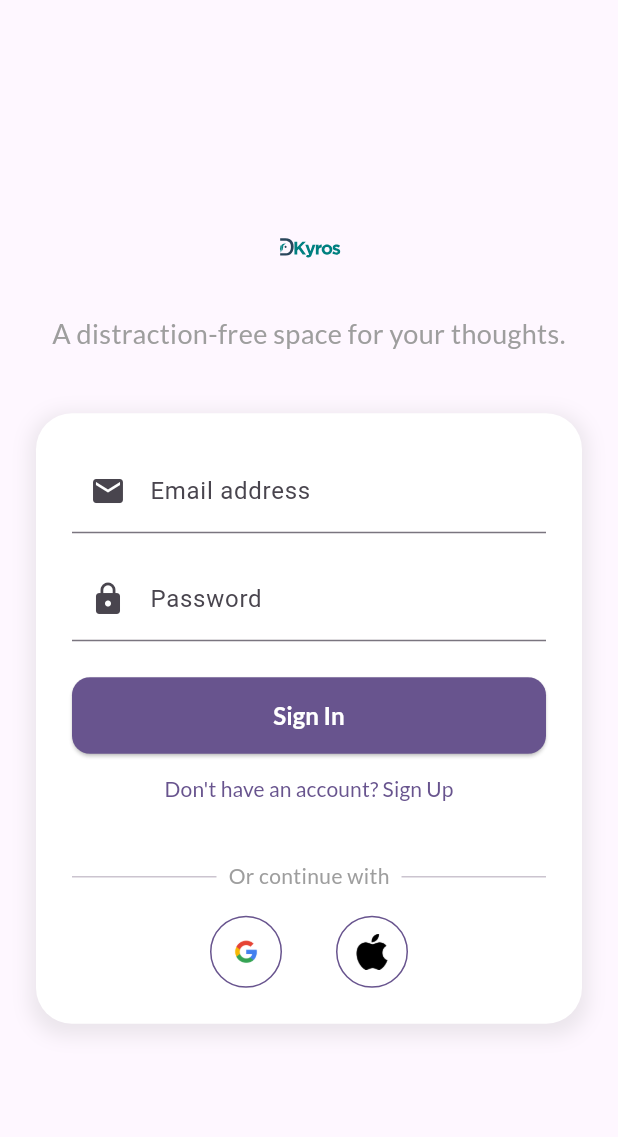
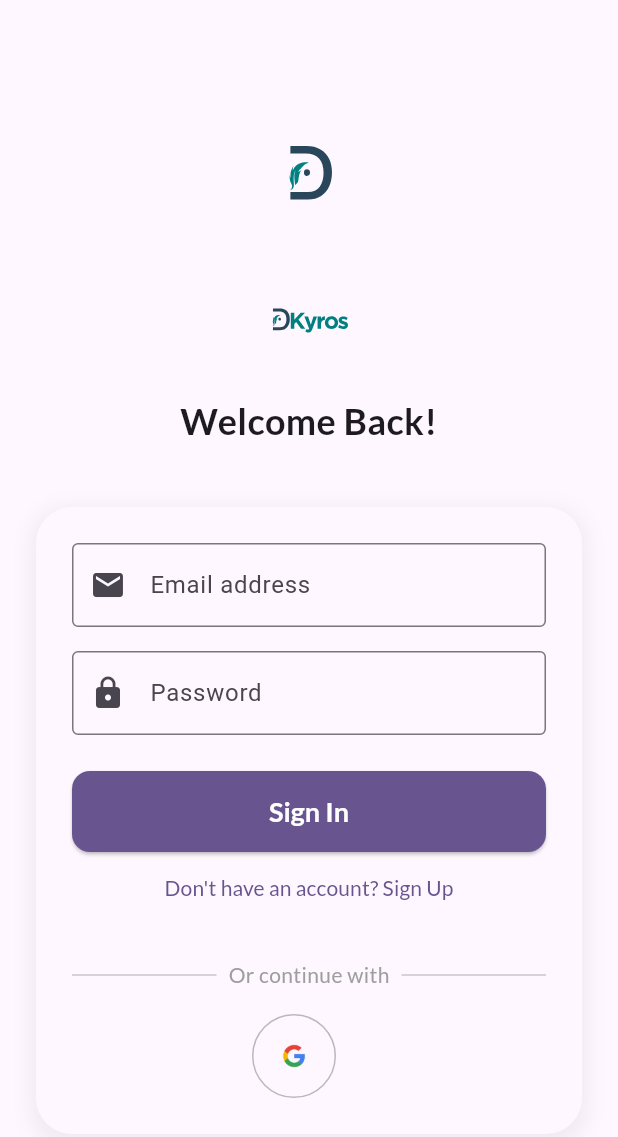
Before and after one commit to FaithTech-Initiative/Kyros, a Flutter app: the AuthScreen screen opened directly, after a tap on "Don't have an account? Sign Up", after a tap on "Already have an account? Sign In", on a phone screen of 412 x 824 dp. Shown: the top 1137 px of the screen. Run offline on Flutter 3.47's test engine with Material 3 defaults, Android fonts, the phone set to English and light mode, and no system bars; our stand-ins replace carousel_slider, cloud_firestore, firebase_auth, firebase_core, flutter_staggered_animations, flutter_svg and 4 more; missing offline and left inert: firebase_app_check, flutter_quill; accounts and stored records are empty; network calls fail.

Commit message:
feat: Refactor splash and auth screens

```diff
--- a/lib/auth_screen.dart
+++ b/lib/auth_screen.dart
@@ -4,7 +4,6 @@ import 'package:google_fonts/google_fonts.dart';
 import 'package:google_sign_in/google_sign_in.dart';
 import 'package:kyros/home_screen.dart';
 import 'package:sign_in_with_apple/sign_in_with_apple.dart';
-import 'package:carousel_slider/carousel_slider.dart';
 import 'package:flutter_svg/flutter_svg.dart';
 
 class AuthScreen extends StatefulWidget {
@@ -81,7 +80,6 @@ class AuthScreenState extends State<AuthScreen> {
     }
   }
 
-
   Future<void> _signInWithApple() async {
     try {
       final credential = await SignInWithApple.getAppleIDCredential(
@@ -119,7 +117,9 @@ class AuthScreenState extends State<AuthScreen> {
   @override
   Widget build(BuildContext context) {
     final isDarkMode = Theme.of(context).brightness == Brightness.dark;
+    final theme = Theme.of(context);
     return Scaffold(
+      backgroundColor: theme.colorScheme.surface,
       body: SafeArea(
         child: Center(
           child: SingleChildScrollView(
@@ -129,21 +129,30 @@ class AuthScreenState extends State<AuthScreen> {
               mainAxisAlignment: MainAxisAlignment.center,
               children: <Widget>[
                 SvgPicture.asset(
-                  isDarkMode ? 'assets/images/logo_dark.svg' : 'assets/images/logo.svg',
-                  height: 48,
+                  isDarkMode
+                      ? 'assets/images/icon_dark.svg'
+                      : 'assets/images/icon.svg',
+                  height: 100, // Increased logo size
+                ),
+                const SizedBox(height: 16),
+                SvgPicture.asset(
+                  isDarkMode
+                      ? 'assets/images/logo_dark.svg'
+                      : 'assets/images/logo.svg',
+                  height: 60, // Increased logo size
                 ),
                 const SizedBox(height: 20),
                 Text(
-                  'A distraction-free space for your thoughts.',
+                  _isLogin ? 'Welcome Back!' : 'Create Your Account',
                   textAlign: TextAlign.center,
                   style: GoogleFonts.lato(
-                    fontSize: 18,
-                    color: Colors.grey,
+                    fontSize: 24,
+                    fontWeight: FontWeight.bold,
+                    color: theme.colorScheme.onSurface,
                   ),
                 ),
                 const SizedBox(height: 40),
-                if (!_isLogin) _buildOnboardingCarousel(),
-                _buildAuthCard(),
+                _buildAuthCard(theme),
               ],
             ),
           ),
@@ -152,82 +161,15 @@ class AuthScreenState extends State<AuthScreen> {
     );
   }
 
-  Widget _buildOnboardingCarousel() {
-    final List<Map<String, String>> carouselItems = [
-      {
-        'imagePath': 'assets/images/carousel_1.png',
-        'title': 'Capture Freely',
-        'subtitle':
-            'A distraction-free space to capture sermon notes and insights, just like pen and paper.',
-      },
-      {
-        'imagePath': 'assets/images/carousel_2.png',
-        'title': 'Study Deeply',
-        'subtitle':
-            'Instantly reference Bible verses and explore definitions right inside your notes.',
-      },
-      {
-        'imagePath': 'assets/images/carousel_3.png',
-        'title': 'Organize Intuitively',
-        'subtitle':
-            'Go beyond simple notes. Turn fleeting thoughts into a permanent knowledge base for your faith.',
-      },
-    ];
-
-    return CarouselSlider(
-      options: CarouselOptions(
-        height: 200.0,
-        autoPlay: true,
-        enlargeCenterPage: true,
-      ),
-      items: carouselItems.map((item) {
-        return Builder(
-          builder: (BuildContext context) {
-            return _buildCarouselItem(
-              item['imagePath']!,
-              item['title']!,
-              item['subtitle']!,
-            );
-          },
-        );
-      }).toList(),
-    );
-  }
-
-  Widget _buildCarouselItem(String imagePath, String title, String subtitle) {
-    return Column(
-      children: [
-        Image.asset(imagePath, height: 100),
-        const SizedBox(height: 10),
-        Text(
-          title,
-          style: GoogleFonts.lato(
-            fontSize: 18,
-            fontWeight: FontWeight.bold,
-          ),
-        ),
-        const SizedBox(height: 5),
-        Text(
-          subtitle,
-          textAlign: TextAlign.center,
-          style: GoogleFonts.lato(
-            fontSize: 14,
-            color: Colors.grey,
-          ),
-        ),
-      ],
-    );
-  }
-
-  Widget _buildAuthCard() {
+  Widget _buildAuthCard(ThemeData theme) {
     return Container(
       padding: const EdgeInsets.all(24),
       decoration: BoxDecoration(
-        color: Colors.white,
+        color: theme.colorScheme.surface,
         borderRadius: BorderRadius.circular(24),
         boxShadow: [
           BoxShadow(
-            color: Colors.grey.withAlpha(51),
+            color: Colors.black.withAlpha(13),
             spreadRadius: 4,
             blurRadius: 10,
             offset: const Offset(0, 4),
@@ -260,6 +202,7 @@ class AuthScreenState extends State<AuthScreen> {
       decoration: const InputDecoration(
         labelText: 'Name',
         prefixIcon: Icon(Icons.person),
+        border: OutlineInputBorder(),
       ),
     );
   }
@@ -270,6 +213,7 @@ class AuthScreenState extends State<AuthScreen> {
       decoration: const InputDecoration(
         labelText: 'Email address',
         prefixIcon: Icon(Icons.email),
+        border: OutlineInputBorder(),
       ),
       keyboardType: TextInputType.emailAddress,
     );
@@ -281,6 +225,7 @@ class AuthScreenState extends State<AuthScreen> {
       decoration: const InputDecoration(
         labelText: 'Password',
         prefixIcon: Icon(Icons.lock),
+        border: OutlineInputBorder(),
       ),
       obscureText: true,
     );
@@ -294,7 +239,7 @@ class AuthScreenState extends State<AuthScreen> {
           borderRadius: BorderRadius.circular(12),
         ),
         backgroundColor: Theme.of(context).colorScheme.primary,
-        foregroundColor: Colors.white,
+        foregroundColor: Theme.of(context).colorScheme.onPrimary,
       ),
       onPressed: _isLogin
           ? _signInWithEmailAndPassword
@@ -302,6 +247,7 @@ class AuthScreenState extends State<AuthScreen> {
       child: Text(
         _isLogin ? 'Sign In' : 'Sign Up',
         style: GoogleFonts.lato(
+          fontSize: 18,
           fontWeight: FontWeight.bold,
         ),
       ),
@@ -347,23 +293,28 @@ class AuthScreenState extends State<AuthScreen> {
           _signInWithGoogle,
         ),
         const SizedBox(width: 20),
-        _buildSocialButton(
-          'assets/images/apple_logo.png',
-          _signInWithApple,
-        ),
+        if (Theme.of(context).platform == TargetPlatform.iOS)
+          _buildSocialButton(
+            'assets/images/apple_logo.png',
+            _signInWithApple,
+            isApple: true,
+          ),
       ],
     );
   }
 
-  Widget _buildSocialButton(String imagePath, VoidCallback onPressed) {
+  Widget _buildSocialButton(String imagePath, VoidCallback onPressed, {bool isApple = false}) {
+    final isDarkMode = Theme.of(context).brightness == Brightness.dark;
     return OutlinedButton(
       onPressed: onPressed,
       style: OutlinedButton.styleFrom(
         shape: const CircleBorder(),
-        padding: const EdgeInsets.all(12),
-        side: BorderSide(color: Theme.of(context).colorScheme.primary),
+        padding: const EdgeInsets.all(16),
+        side: BorderSide(color: isDarkMode ? Colors.white54 : Colors.black26),
       ),
-      child: Image.asset(imagePath, height: 24.0),
+      child: isApple && isDarkMode
+          ? SvgPicture.asset('assets/images/apple_logo_dark.svg', height: 24.0)
+          : Image.asset(imagePath, height: 24.0),
     );
   }
 }
--- a/pubspec.yaml
+++ b/pubspec.yaml
@@ -24,7 +24,7 @@ dependencies:
   http: ^1.2.1
   url_launcher: ^6.2.6
   shared_preferences: ^2.2.3
-  carousel_slider: ^5.0.0
+  carousel_slider: ^5.1.1
   sign_in_with_apple: ^7.0.1
   flutter_staggered_animations: ^1.1.1
   timeago: ^3.6.1
```
Also changed, not shown: lib/home_screen.dart (+8 -9 lines), lib/splash_screen.dart (+106 -13 lines).
